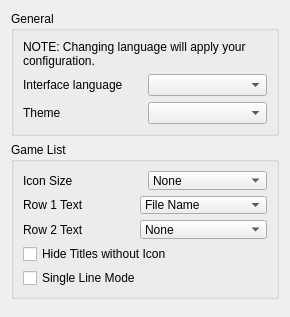
Above: src/citra_qt/configuration/configure_ui.ui from yeager/Borked3DS before the change. Below: the same form after it.
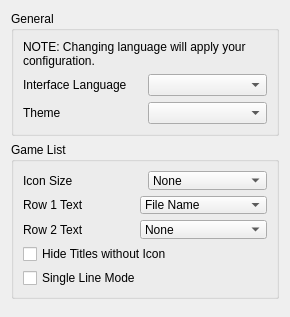
That is the form after the change.

What changed in the file:
```diff
--- a/src/citra_qt/configuration/configure_ui.ui
+++ b/src/citra_qt/configuration/configure_ui.ui
@@ -37,7 +37,7 @@
           <item>
            <widget class="QLabel" name="language_label">
             <property name="text">
-             <string>Interface language</string>
+             <string>Interface Language</string>
             </property>
            </widget>
           </item>
```
